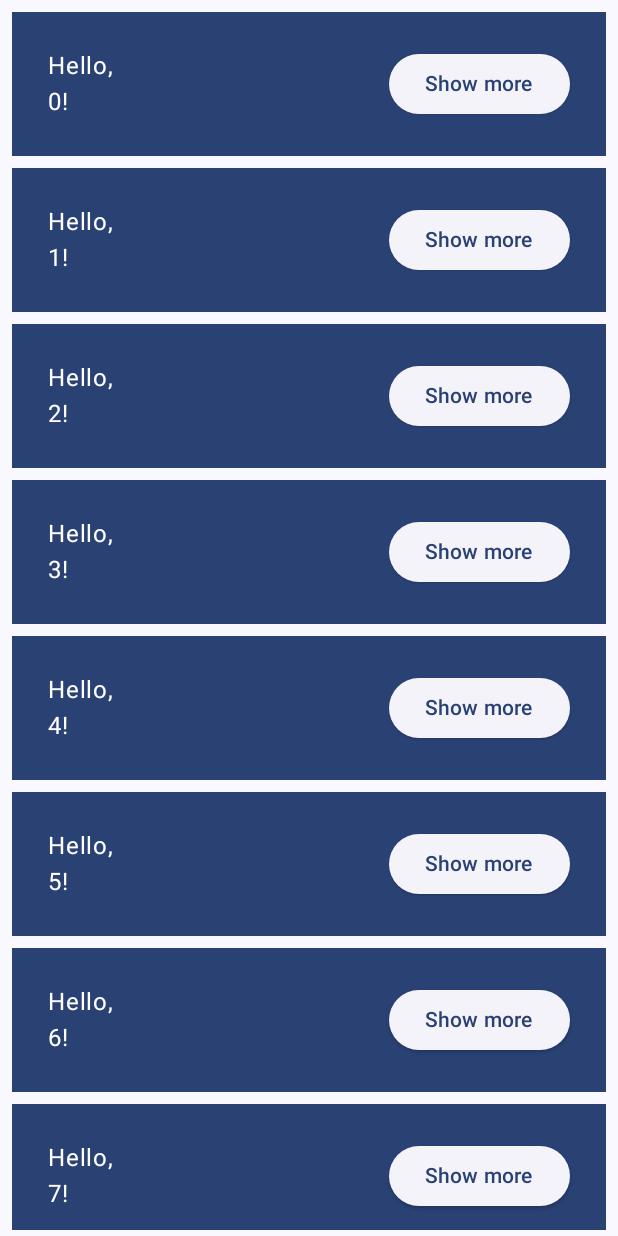
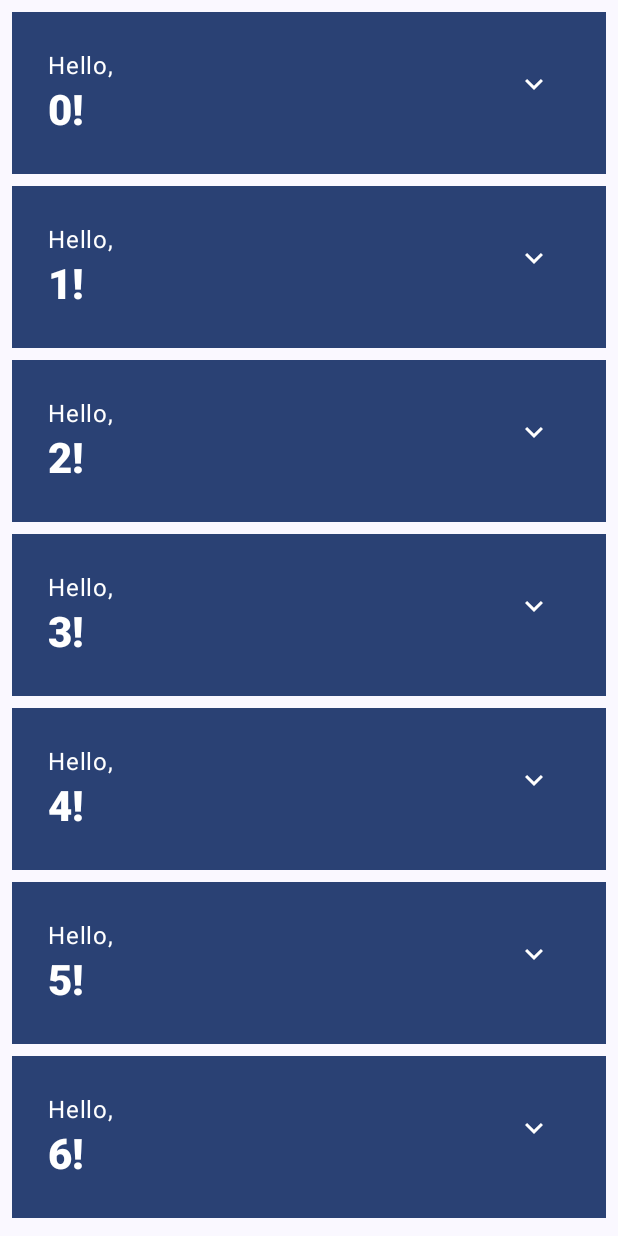
Before and after one commit to mcastre1/AndroidDev, an Android app built with Jetpack Compose: the screen it shows after launch (MainActivity), after a tap on "Continue", on a phone screen of 412 x 824 dp. Run offline under Robolectric (Android 15) with nearby library versions, the phone set to English and light mode, and no system bars.

Commit message:
Changed show more button for arrow icon, added animation on content size

```diff
--- a/BasicsCodelab/app/build.gradle.kts
+++ b/BasicsCodelab/app/build.gradle.kts
@@ -52,6 +52,7 @@ android {
 dependencies {
 
     implementation("androidx.core:core-ktx:1.9.0")
+    implementation("androidx.compose.material:material-icons-extended")
     implementation("androidx.lifecycle:lifecycle-runtime-ktx:2.6.2")
     implementation("androidx.activity:activity-compose:1.8.1")
     implementation(platform("androidx.compose:compose-bom:2023.03.00"))
@@ -66,4 +67,5 @@ dependencies {
     androidTestImplementation("androidx.compose.ui:ui-test-junit4")
     debugImplementation("androidx.compose.ui:ui-tooling")
     debugImplementation("androidx.compose.ui:ui-test-manifest")
+
 }
--- a/BasicsCodelab/app/src/main/java/com/example/basicscodelab/MainActivity.kt
+++ b/BasicsCodelab/app/src/main/java/com/example/basicscodelab/MainActivity.kt
@@ -1,8 +1,14 @@
 package com.example.basicscodelab
 
+import android.content.res.Configuration.UI_MODE_NIGHT_YES
+import android.graphics.drawable.Icon
 import android.os.Bundle
 import androidx.activity.ComponentActivity
 import androidx.activity.compose.setContent
+import androidx.compose.animation.animateContentSize
+import androidx.compose.animation.core.Spring
+import androidx.compose.animation.core.animateDpAsState
+import androidx.compose.animation.core.spring
 import androidx.compose.foundation.layout.Arrangement
 import androidx.compose.foundation.layout.Column
 import androidx.compose.foundation.layout.Row
@@ -11,9 +17,16 @@ import androidx.compose.foundation.layout.fillMaxWidth
 import androidx.compose.foundation.layout.padding
 import androidx.compose.foundation.lazy.LazyColumn
 import androidx.compose.foundation.lazy.items
+import androidx.compose.material.icons.Icons
+import androidx.compose.material.icons.filled.ExpandLess
+import androidx.compose.material.icons.filled.ExpandMore
 import androidx.compose.material3.Button
+import androidx.compose.material3.Card
+import androidx.compose.material3.CardDefaults
 import androidx.compose.material3.ColorScheme
 import androidx.compose.material3.ElevatedButton
+import androidx.compose.material3.Icon
+import androidx.compose.material3.IconButton
 import androidx.compose.material3.MaterialTheme
 import androidx.compose.material3.Surface
 import androidx.compose.material3.Text
@@ -21,9 +34,11 @@ import androidx.compose.runtime.Composable
 import androidx.compose.runtime.getValue
 import androidx.compose.runtime.mutableStateOf
 import androidx.compose.runtime.remember
+import androidx.compose.runtime.saveable.rememberSaveable
 import androidx.compose.runtime.setValue
 import androidx.compose.ui.Alignment
 import androidx.compose.ui.Modifier
+import androidx.compose.ui.text.font.FontWeight
 import androidx.compose.ui.tooling.preview.Preview
 import androidx.compose.ui.unit.dp
 import com.example.basicscodelab.ui.theme.BasicsCodelabTheme
@@ -41,7 +56,7 @@ class MainActivity : ComponentActivity() {
 
 @Composable
 fun MyApp(modifier: Modifier = Modifier){
-    var shouldShowOnboarding by remember { mutableStateOf(true) }
+    var shouldShowOnboarding by rememberSaveable { mutableStateOf(true) }
 
     Surface(modifier){
         if (shouldShowOnboarding){
@@ -57,6 +72,7 @@ private fun Greetings(
     modifier: Modifier = Modifier,
     names: List<String> = List(1000) {"$it"}
 ) {
+    // When we have a lot of items, LazyColumn gives us a better performance
     LazyColumn(modifier = modifier.padding(vertical = 4.dp)) {
         items(items = names) {
             name -> Greeting(name = name)
@@ -71,30 +87,46 @@ fun Greeting(name: String) {
     // remember is used to compose remembers the new value whenever recomposition happens
     // again.
     val expanded = remember { mutableStateOf(false) }
-    val extraPadding = if (expanded.value) 48.dp else 0.dp
-    // Surfaces are like a box around all composable objects inside its body
-    // The advantage is that it will know when to use light or dark mode when
-    // compared to a, lets say, box.
+//     Surfaces are like a box around all composable objects inside its body
+//     The advantage is that it will know when to use light or dark mode when
+//     compared to a, lets say, box.
     Surface (
         color = MaterialTheme.colorScheme.primary,
         modifier = Modifier.padding(vertical = 4.dp, horizontal = 8.dp)
     ) {
-        Row(modifier = Modifier.padding(24.dp)) {
+        Row(modifier = Modifier.padding(24.dp)
+            .animateContentSize(animationSpec = spring(
+                dampingRatio = Spring.DampingRatioMediumBouncy,
+                stiffness = Spring.StiffnessLow
+            ))) {
             Column(
                 modifier = Modifier
                     .weight(1f)
-                    .padding(bottom = extraPadding)
             ) {
                 Text(
                     text = "Hello,",
                 )
                 Text(
                     text = "$name!",
+                    style = MaterialTheme.typography.headlineMedium.copy(
+                        fontWeight = FontWeight.ExtraBold
+                    )
                 )
+                if (expanded.value){
+                    Text(
+                        text = ("Composem ipsum color sit lazy, " +
+                                "padding theme elit, sed do bouncy. ").repeat(4),
+                    )
+                }
             }
-            ElevatedButton(onClick = { expanded.value = !expanded.value }) {
-                Text(if (expanded.value) "Show less" else "Show more")
+
+            IconButton(onClick = { expanded.value = !expanded.value}) {
+                Icon(if (expanded.value) Icons.Filled.ExpandLess else Icons.Filled.ExpandMore,
+                    contentDescription = if (expanded.value) R.string.show_less.toString() else R.string.show_more.toString())
             }
+//            ElevatedButton(onClick = { expanded.value = !expanded.value }) {
+//                Text(if (expanded.value) "Show less" else "Show more")
+//            }
         }
     }
 }
@@ -132,6 +164,12 @@ fun OnboardingPreview() {
     }
 }
 
+@Preview(
+    showBackground = true,
+    widthDp = 320,
+    uiMode = UI_MODE_NIGHT_YES,
+    name = "Dark"
+)
 @Preview
 @Composable
 fun MyAppPreview() {
@@ -139,3 +177,17 @@ fun MyAppPreview() {
         MyApp(Modifier.fillMaxSize())
     }
 }
+
+@Preview(
+    showBackground = true,
+    widthDp = 320,
+    uiMode = UI_MODE_NIGHT_YES,
+    name = "Dark"
+)
+@Preview(showBackground = true, widthDp = 320)
+@Composable
+fun DefaultPreview() {
+    BasicsCodelabTheme {
+        Greetings()
+    }
+}
--- a/BasicsCodelab/app/src/main/java/com/example/basicscodelab/ui/theme/Color.kt
+++ b/BasicsCodelab/app/src/main/java/com/example/basicscodelab/ui/theme/Color.kt
@@ -9,3 +9,8 @@ val Pink80 = Color(0xFFEFB8C8)
 val Purple40 = Color(0xFF6650a4)
 val PurpleGrey40 = Color(0xFF625b71)
 val Pink40 = Color(0xFF7D5260)
+
+val Navy = Color(0xFF073042)
+val Blue = Color(0xFF4285F4)
+val LightBlue = Color(0xFFD7EFFE)
+val Chartreuse = Color(0xFFEFF7CF)
--- a/BasicsCodelab/app/src/main/java/com/example/basicscodelab/ui/theme/Theme.kt
+++ b/BasicsCodelab/app/src/main/java/com/example/basicscodelab/ui/theme/Theme.kt
@@ -10,21 +10,23 @@ import androidx.compose.material3.dynamicLightColorScheme
 import androidx.compose.material3.lightColorScheme
 import androidx.compose.runtime.Composable
 import androidx.compose.runtime.SideEffect
+import androidx.compose.ui.graphics.Color
 import androidx.compose.ui.graphics.toArgb
 import androidx.compose.ui.platform.LocalContext
 import androidx.compose.ui.platform.LocalView
 import androidx.core.view.WindowCompat
 
 private val DarkColorScheme = darkColorScheme(
-    primary = Purple80,
-    secondary = PurpleGrey80,
-    tertiary = Pink80
+    surface = Blue,
+    onSurface = Navy,
+    primary = Navy,
+    onPrimary = Chartreuse
 )
 
-private val LightColorScheme = lightColorScheme(
-    primary = Purple40,
-    secondary = PurpleGrey40,
-    tertiary = Pink40
+//private val LightColorScheme = lightColorScheme(
+//    primary = Purple40,
+//    secondary = PurpleGrey40,
+//    tertiary = Pink40
 
     /* Other default colors to override
     background = Color(0xFFFFFBFE),
@@ -35,6 +37,13 @@ private val LightColorScheme = lightColorScheme(
     onBackground = Color(0xFF1C1B1F),
     onSurface = Color(0xFF1C1B1F),
     */
+//)
+
+private val LightColorScheme = lightColorScheme(
+    surface = Blue,
+    onSurface = Color.White,
+    primary = LightBlue,
+    onPrimary = Navy
 )
 
 @Composable
--- a/BasicsCodelab/app/src/main/res/values/strings.xml
+++ b/BasicsCodelab/app/src/main/res/values/strings.xml
@@ -1,3 +1,5 @@
 <resources>
     <string name="app_name">Basics Codelab</string>
+    <string name="show_less">Show less</string>
+    <string name="show_more">Show more</string>
 </resources>
```
